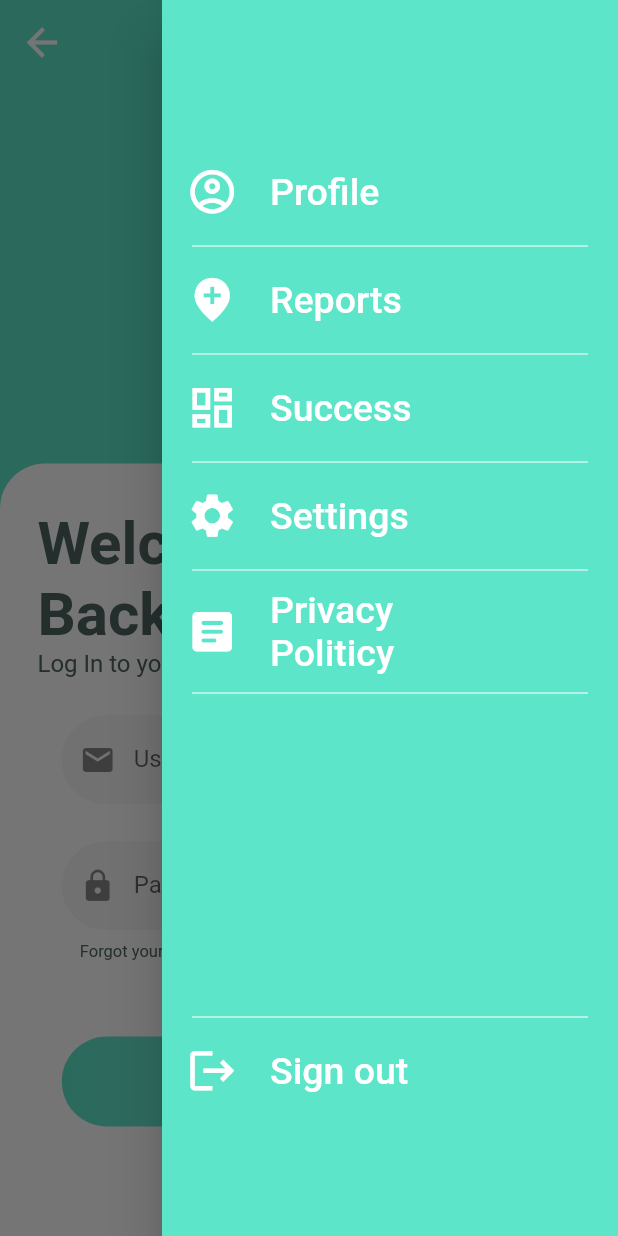
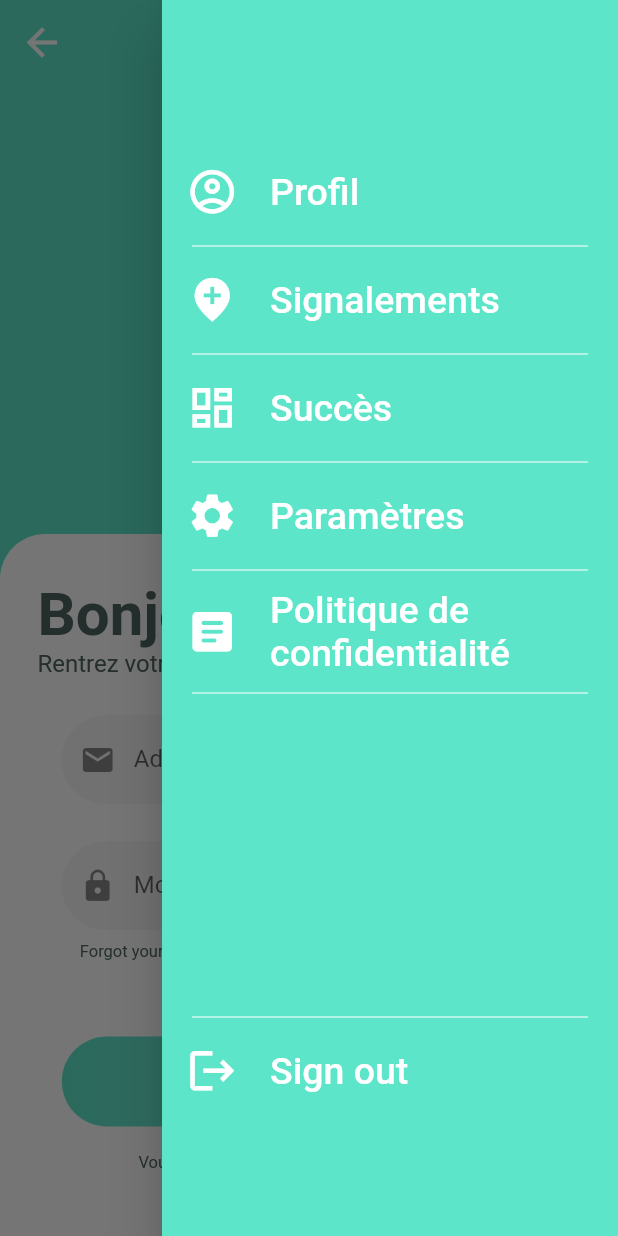
Before and after one commit to Benji22ben/Dymogo, a Flutter app: the LoginScreen screen opened directly, with the side drawer open, on a phone screen of 412 x 824 dp. Run offline on Flutter 3.47's test engine with Material 2 defaults, Android fonts, the phone set to English and light mode, and no system bars; our stand-ins replace animated_splash_screen, camera, device_info_plus, flutter_image_compress, flutter_map, flutter_secure_storage and 7 more; missing offline and left inert: assorted_layout_widgets, jwt_decode, tflite; accounts and stored records are empty.

Commit message:
EN to FR

```diff
--- a/lib/viewmodel/signIn/sign_in_service.dart
+++ b/lib/viewmodel/signIn/sign_in_service.dart
@@ -73,7 +73,7 @@ class SignIn {
       return null;
     }
 
-    return response.statusCode == 200 ? response.statusCode : null;
+    return response.statusCode;
   }
 }
 
--- a/lib/views/home/home_screen.dart
+++ b/lib/views/home/home_screen.dart
@@ -71,7 +71,7 @@ class HomeScreen extends StatelessWidget {
                         child: Container(
                           margin: const EdgeInsets.only(top: 30, left: 25),
                           child: const Text(
-                            "WELCOME",
+                            "BONJOUR",
                             style: TextStyle(
                               color: kDarkTextColor,
                               fontSize: 40,
@@ -84,7 +84,7 @@ class HomeScreen extends StatelessWidget {
                         child: Container(
                           margin: const EdgeInsets.only(left: 25),
                           child: const Text(
-                            "Do you want to report something ?",
+                            "Vous pouvez dès maintenant signalez un incident",
                             style: TextStyle(
                               fontSize: 16,
                             ),
@@ -120,7 +120,7 @@ class HomeScreen extends StatelessWidget {
                                   : showAlertDialog(context);
                             },
                             child: const Text(
-                              "Report",
+                              "Signaler",
                               style:
                                   TextStyle(fontSize: 18, color: Colors.white),
                             ),
@@ -130,7 +130,7 @@ class HomeScreen extends StatelessWidget {
                           : Container(
                               margin: const EdgeInsets.only(top: 10),
                               child: const Text(
-                                "or",
+                                "ou",
                                 style: TextStyle(fontSize: 14, color: kGrey),
                               ),
                             ),
@@ -157,7 +157,7 @@ class HomeScreen extends StatelessWidget {
                                   );
                                 },
                                 child: const Text(
-                                  "Sign In",
+                                  "Connexion",
                                   style: TextStyle(
                                       fontSize: 14, color: kPrimaryColor),
                                 ),
@@ -190,7 +190,7 @@ class HomeScreen extends StatelessWidget {
                                   );
                                 },
                                 child: const Text(
-                                  "Sign Up",
+                                  "Inscription",
                                   style: TextStyle(
                                       fontSize: 14, color: kPrimaryColor),
                                 ),
@@ -208,11 +208,11 @@ class HomeScreen extends StatelessWidget {
 showAlertDialog(BuildContext context) {
   // set up the buttons
   Widget cancelButton = TextButton(
-    child: Text("Cancel"),
+    child: Text("Annuler"),
     onPressed: () => Navigator.pop(context),
   );
   Widget connectButton = TextButton(
-    child: Text("Sign In"),
+    child: Text("Connexion"),
     onPressed: () {
       Navigator.push(
         context,
@@ -223,7 +223,7 @@ showAlertDialog(BuildContext context) {
     },
   );
   Widget continueButton = TextButton(
-    child: Text("Continue"),
+    child: Text("Continuer"),
     onPressed: () async {
       await SignIn.authenticateWithMobileId().then((value) => Navigator.push(
           context, MaterialPageRoute(builder: (context) => CameraScreen())));
@@ -232,10 +232,10 @@ showAlertDialog(BuildContext context) {
 
   // set up the AlertDialog
   AlertDialog alert = AlertDialog(
-    title: Text("Not authenticated"),
+    title: Text("Déconnecté"),
     content: Text(
-        // "Attention vous n'êtes pas authentifié. Nous créerons tout de même un compte en relation avec cet appareil afin de sauvegardé vos alertes."
-        "Please note that you are not authenticated. We will still create an account in relation to this device to save your alerts."),
+        "Attention vous n'êtes pas authentifié. Nous créerons tout de même un compte en relation avec cet appareil afin de sauvegardé vos alertes."),
+    // "Please note that you are not authenticated. We will still create an account in relation to this device to save your alerts."),
     actions: [
       cancelButton,
       connectButton,
--- a/lib/views/login/login_screen.dart
+++ b/lib/views/login/login_screen.dart
@@ -84,7 +84,7 @@ class _LoginScreenState extends State<LoginScreen> {
                             child: Container(
                               margin: const EdgeInsets.only(top: 30, left: 25),
                               child: const Text(
-                                "Welcome",
+                                "Bonjour",
                                 style: TextStyle(
                                   color: kDarkTextColor,
                                   fontSize: 40,
@@ -93,26 +93,26 @@ class _LoginScreenState extends State<LoginScreen> {
                               ),
                             ),
                           ),
+                          // Align(
+                          //   alignment: Alignment.topLeft,
+                          //   child: Container(
+                          //     margin: const EdgeInsets.only(left: 25),
+                          //     child: const Text(
+                          //       "Back",
+                          //       style: TextStyle(
+                          //         color: kDarkTextColor,
+                          //         fontSize: 40,
+                          //         fontWeight: FontWeight.bold,
+                          //       ),
+                          //     ),
+                          //   ),
+                          // ),
                           Align(
                             alignment: Alignment.topLeft,
                             child: Container(
                               margin: const EdgeInsets.only(left: 25),
                               child: const Text(
-                                "Back",
-                                style: TextStyle(
-                                  color: kDarkTextColor,
-                                  fontSize: 40,
-                                  fontWeight: FontWeight.bold,
-                                ),
-                              ),
-                            ),
-                          ),
-                          Align(
-                            alignment: Alignment.topLeft,
-                            child: Container(
-                              margin: const EdgeInsets.only(left: 25),
-                              child: const Text(
-                                "Log In to your account",
+                                "Rentrez votre adresse e-mail et votre mot de passe",
                                 style: TextStyle(
                                   color: kDarkTextColor,
                                   fontSize: 16,
@@ -136,8 +136,8 @@ class _LoginScreenState extends State<LoginScreen> {
                                   fillColor: kTextInputBg,
                                   filled: true,
                                   prefixIcon: Icon(Icons.email),
-                                  labelText: 'Username',
-                                  hintText: 'Your username'),
+                                  labelText: "Adresse e-mail",
+                                  hintText: 'Votre adresse e-mail'),
                               validator: (String? value) {
                                 if (value == null || value.isEmpty) {
                                   return 'Please enter your username';
@@ -166,8 +166,8 @@ class _LoginScreenState extends State<LoginScreen> {
                                   helperStyle: TextStyle(
                                       color: kDarkTextColor, fontSize: 11),
                                   prefixIcon: Icon(Icons.lock),
-                                  labelText: 'Password',
-                                  hintText: 'Your password'),
+                                  labelText: 'Mot de passe',
+                                  hintText: 'Votre mot de passe'),
                               validator: (String? value) {
                                 if (value == null || value.isEmpty) {
                                   return 'Please enter your password';
@@ -212,7 +212,7 @@ class _LoginScreenState extends State<LoginScreen> {
                                           });
                                 },
                                 child: const Text(
-                                  "Sign In",
+                                  "Connexion",
                                   style: TextStyle(
                                       fontSize: 18, color: Colors.white),
                                 ),
@@ -223,7 +223,7 @@ class _LoginScreenState extends State<LoginScreen> {
                               mainAxisAlignment: MainAxisAlignment.center,
                               children: [
                                 const Text(
-                                  'No account ?',
+                                  "Vous n'avez pas de compte ?",
                                   style: TextStyle(
                                       color: kDarkTextColor, fontSize: 11),
                                 ),
@@ -237,7 +237,7 @@ class _LoginScreenState extends State<LoginScreen> {
                                     );
                                   },
                                   child: const Text(
-                                    'Sign up',
+                                    'Inscrivez-vous',
                                     style: TextStyle(
                                         color: kPrimaryColor, fontSize: 11),
                                   ),
--- a/lib/views/predictions/prediction_block.dart
+++ b/lib/views/predictions/prediction_block.dart
@@ -25,7 +25,7 @@ class _PredictionBlockState extends State<PredictionBlock> {
       children: [
         if (widget.label == "autre")
           Text(
-            "We're sorry, we didn't recognize your image",
+            "Nous n'arrivons pas à joindre votre signalement à une catégorie",
             textAlign: TextAlign.center,
           )
         else
--- a/lib/views/predictions/report_button.dart
+++ b/lib/views/predictions/report_button.dart
@@ -83,7 +83,7 @@ class _ReportButtonState extends State<ReportButton> {
           child: isLoading
               ? Row(children: [
                   Text(
-                    "Reporting...",
+                    "Signalement en cours...",
                     style: TextStyle(fontSize: 18, color: Colors.white),
                   ),
                   Container(
--- a/lib/views/reports/reports_screen.dart
+++ b/lib/views/reports/reports_screen.dart
@@ -61,7 +61,7 @@ class _ReportsScreenState extends State<ReportsScreen> {
                 Padding(
                   padding: const EdgeInsets.only(top: 40, left: 40),
                   child: Text(
-                    'Recents Reports',
+                    'Signalements Récents',
                     style: TextStyle(color: kDarkTextColor, fontSize: 20),
                   ),
                 ),
@@ -126,7 +126,7 @@ class _ReportsScreenState extends State<ReportsScreen> {
                           Padding(
                             padding: const EdgeInsets.only(top: 30),
                             child: Text(
-                              "Total Reports",
+                              "Signalements",
                               style: TextStyle(
                                 color: kDarkTextColor,
                                 fontSize: 15,
@@ -154,7 +154,7 @@ class _ReportsScreenState extends State<ReportsScreen> {
                                 if (snapshot.hasData) {
                                   return Text(
                                       snapshot.data.length.toString() +
-                                          " reports",
+                                          " signalements",
                                       style: TextStyle(
                                           color: kDarkTextColor,
                                           fontSize: 30,
--- a/lib/views/signup/signup_screen.dart
+++ b/lib/views/signup/signup_screen.dart
@@ -85,7 +85,7 @@ class _SignUpScreenState extends State<SignUpScreen> {
                             child: Container(
                               margin: const EdgeInsets.only(top: 30, left: 25),
                               child: const Text(
-                                "Hello",
+                                "Bienvenue",
                                 style: TextStyle(
                                   color: kDarkTextColor,
                                   fontSize: 40,
@@ -99,7 +99,7 @@ class _SignUpScreenState extends State<SignUpScreen> {
                             child: Container(
                               margin: const EdgeInsets.only(left: 25),
                               child: const Text(
-                                "Register a new account",
+                                "Inscrivez-vous pour commencer",
                                 style: TextStyle(
                                   color: kDarkTextColor,
                                   fontSize: 16,
@@ -123,8 +123,8 @@ class _SignUpScreenState extends State<SignUpScreen> {
                                   prefixIcon: Icon(Icons.email),
                                   fillColor: kTextInputBg,
                                   filled: true,
-                                  labelText: 'Email',
-                                  hintText: 'Your Email'),
+                                  labelText: 'Adresse email',
+                                  hintText: 'Votre adresse email'),
                               validator: (String? value) {
                                 if (value == null || value.isEmpty) {
                                   return 'Please enter your Email';
@@ -152,8 +152,8 @@ class _SignUpScreenState extends State<SignUpScreen> {
                                   helperStyle: TextStyle(
                                       color: kDarkTextColor, fontSize: 11),
                                   prefixIcon: Icon(Icons.lock),
-                                  labelText: 'Password',
-                                  hintText: 'Your password'),
+                                  labelText: 'Mot de passe',
+                                  hintText: 'Votre mot de passe'),
                               validator: (String? value) {
                                 if (value == null || value.isEmpty) {
                                   return 'Please enter your password';
@@ -181,7 +181,7 @@ class _SignUpScreenState extends State<SignUpScreen> {
                                   helperStyle: TextStyle(
                                       color: kDarkTextColor, fontSize: 11),
                                   prefixIcon: Icon(Icons.lock),
-                                  labelText: 'Confirm Password',
+                                  labelText: 'Confirmer votre mot de passe',
                                   hintText: 'Type the password a second time'),
                               validator: (String? value) {
                                 if (value == null || value.isEmpty) {
@@ -247,7 +247,7 @@ class _SignUpScreenState extends State<SignUpScreen> {
                                   }
                                 },
                                 child: const Text(
-                                  "Sign Up",
+                                  "Inscription",
                                   style: TextStyle(
                                       fontSize: 18, color: Colors.white),
                                 ),
@@ -258,7 +258,7 @@ class _SignUpScreenState extends State<SignUpScreen> {
                               mainAxisAlignment: MainAxisAlignment.center,
                               children: [
                                 const Text(
-                                  'No account ?',
+                                  'Vous avez déjà un compte ?',
                                   style: TextStyle(
                                       color: kDarkTextColor, fontSize: 11),
                                 ),
@@ -272,7 +272,7 @@ class _SignUpScreenState extends State<SignUpScreen> {
                                     );
                                   },
                                   child: const Text(
-                                    'Sign in',
+                                    'Connectez-vous',
                                     style: TextStyle(
                                         color: kPrimaryColor, fontSize: 11),
                                   ),
--- a/lib/widgets/navigation_drawer_widget.dart
+++ b/lib/widgets/navigation_drawer_widget.dart
@@ -17,7 +17,7 @@ class NavigationDrawerWidget extends StatelessWidget {
           children: <Widget>[
             const SizedBox(height: 100),
             buildMenuItem(
-              text: 'Profile',
+              text: 'Profil',
               icon: Icons.account_circle_outlined,
               //Changer l'index pour la redirection voulue => Se référer à la fonction selectedItem()
               onClicked: () => selectedItem(context, 0),
@@ -25,7 +25,7 @@ class NavigationDrawerWidget extends StatelessWidget {
             Divider(
                 color: Colors.white70, thickness: 1, indent: 20, endIndent: 20),
             buildMenuItem(
-              text: 'Reports',
+              text: 'Signalements',
               icon: Icons.add_location_sharp,
               //Changer l'index pour la redirection voulue => Se référer à la fonction selectedItem()
               onClicked: () => selectedItem(context, 3),
@@ -33,7 +33,7 @@ class NavigationDrawerWidget extends StatelessWidget {
             Divider(
                 color: Colors.white70, thickness: 1, indent: 20, endIndent: 20),
             buildMenuItem(
-              text: 'Success',
+              text: 'Succès',
               icon: Icons.dashboard_outlined,
               //Changer l'index pour la redirection voulue => Se référer à la fonction selectedItem()
               onClicked: () => selectedItem(context, 0),
@@ -41,7 +41,7 @@ class NavigationDrawerWidget extends StatelessWidget {
             Divider(
                 color: Colors.white70, thickness: 1, indent: 20, endIndent: 20),
             buildMenuItem(
-              text: 'Settings',
+              text: 'Paramètres',
               icon: Icons.settings,
               //Changer l'index pour la redirection voulue => Se référer à la fonction selectedItem()
               onClicked: () => selectedItem(context, 0),
@@ -49,7 +49,7 @@ class NavigationDrawerWidget extends StatelessWidget {
             Divider(
                 color: Colors.white70, thickness: 1, indent: 20, endIndent: 20),
             buildMenuItem(
-              text: 'Privacy\nPoliticy',
+              text: 'Politique de confidentialité',
               icon: Icons.article_rounded,
               //Changer l'index pour la redirection voulue => Se référer à la fonction selectedItem()
               onClicked: () => selectedItem(context, 0),
```
Also changed, not shown: lib/viewmodel/camera/api_service.dart (+13 -0 lines), lib/views/predictions/predictions_screen.dart (+15 -16 lines), lib/views/reports/report_card.dart (+11 -1 lines).
